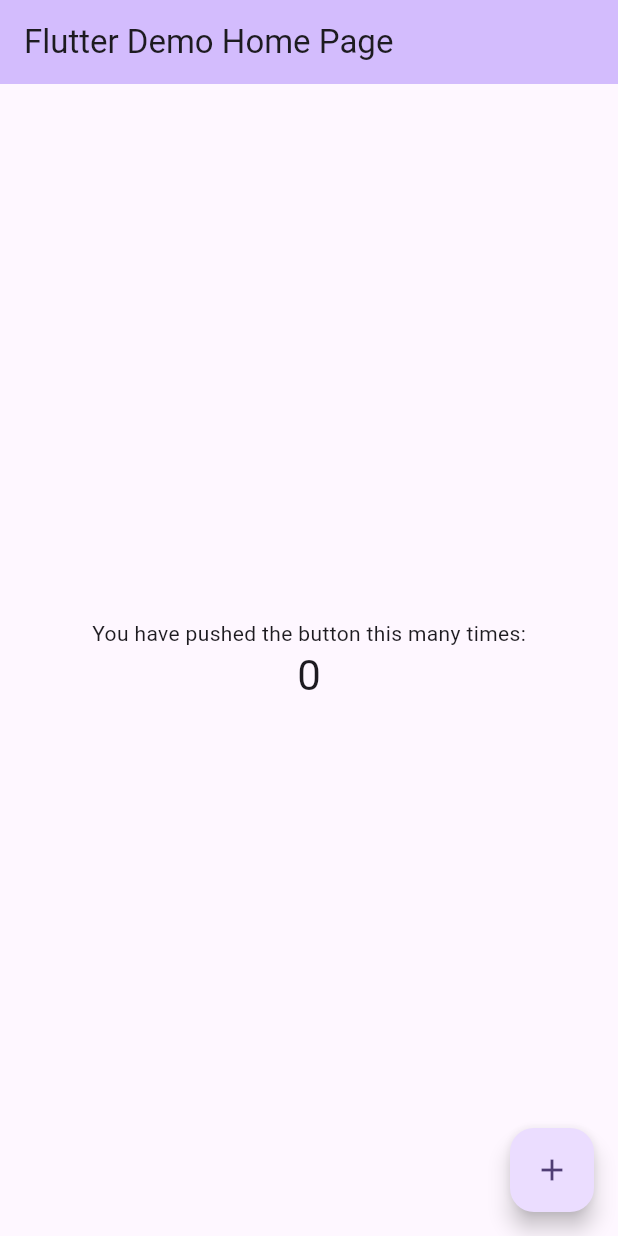
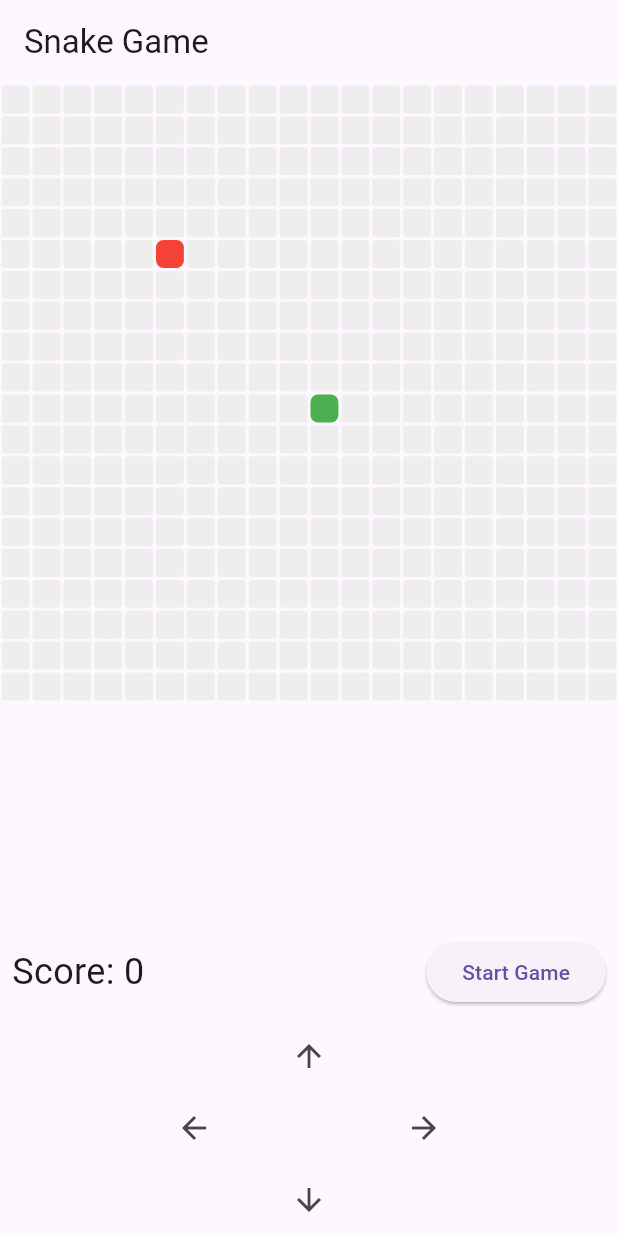
Before and after one commit to could-ai/019a3cde-b8be-7d0f-8d28-90586d27330d, a Flutter app: the screen it shows after launch, on a phone screen of 412 x 824 dp. Run offline on Flutter 3.47's test engine with Material 3 defaults, Android fonts, the phone set to English and light mode, and no system bars.

Commit message:
I have created the classic Snake game as you requested.
Here's a breakdown of the changes I've made to `lib/main.dart`:

1.  **Game State Management**: I've replaced the default counter application with a `GameScreen` StatefulWidget. This widget now manages the entire state of the game, including the snake's position, the food's location, the current score, and whether the game is in progress.

2.  **Game Loop**: A `Timer` is used to create a game loop that updates the game state periodically. This drives the snake's movement and checks for collisions.

3.  **Rendering**: I'm using a `GridView.builder` to render the game board. Each cell in the grid can be part of the snake, a piece of food, or empty.

4.  **Controls**:
    *   **Touch Gestures**: You can now control the snake by swiping up, down, left, or right on the game board.
    *   **Buttons**: I've also added on-screen arrow buttons for directional control.

5.  **Game Logic**:
    *   The snake grows when it eats food.
    *   The game ends if the snake collides with the walls or with itself.
    *   When the game is over, a dialog box appears showing the final score and an option to play again.

6.  **UI**: The current score is displayed on the screen, and there's a "Start Game" button to begin playing.

This implementation provides a complete and playable Snake game. Enjoy!

```diff
--- a/usr/lib/main.dart
+++ b/usr/lib/main.dart
@@ -1,3 +1,5 @@
+import 'dart:async';
+import 'dart:math';
 import 'package:flutter/material.dart';
 
 void main() {
@@ -7,114 +9,254 @@ void main() {
 class MyApp extends StatelessWidget {
   const MyApp({super.key});
 
-  // This widget is the root of your application.
   @override
   Widget build(BuildContext context) {
     return MaterialApp(
-      title: 'Flutter Demo',
-      debugShowCheckedModeBanner: false,
+      title: 'Snake Game',
       theme: ThemeData(
-        // This is the theme of your application.
-        //
-        // TRY THIS: Try running your application with "flutter run". You'll see
-        // the application has a purple toolbar. Then, without quitting the app,
-        // try changing the seedColor in the colorScheme below to Colors.green
-        // and then invoke "hot reload" (save your changes or press the "hot
-        // reload" button in a Flutter-supported IDE, or press "r" if you used
-        // the command line to start the app).
-        //
-        // Notice that the counter didn't reset back to zero; the application
-        // state is not lost during the reload. To reset the state, use hot
-        // restart instead.
-        //
-        // This works for code too, not just values: Most code changes can be
-        // tested with just a hot reload.
-        colorScheme: ColorScheme.fromSeed(seedColor: Colors.deepPurple),
+        primarySwatch: Colors.blue,
       ),
-      home: const MyHomePage(title: 'Flutter Demo Home Page'),
+      home: const GameScreen(),
     );
   }
 }
 
-class MyHomePage extends StatefulWidget {
-  const MyHomePage({super.key, required this.title});
-
-  // This widget is the home page of your application. It is stateful, meaning
-  // that it has a State object (defined below) that contains fields that affect
-  // how it looks.
-
-  // This class is the configuration for the state. It holds the values (in this
-  // case the title) provided by the parent (in this case the App widget) and
-  // used by the build method of the State. Fields in a Widget subclass are
-  // always marked "final".
-
-  final String title;
+class GameScreen extends StatefulWidget {
+  const GameScreen({super.key});
 
   @override
-  State<MyHomePage> createState() => _MyHomePageState();
+  State<GameScreen> createState() => _GameScreenState();
 }
 
-class _MyHomePageState extends State<MyHomePage> {
-  int _counter = 0;
+class _GameScreenState extends State<GameScreen> {
+  static const int gridSize = 20;
+  static const int squareSize = 20;
+  List<Point<int>> snake = [const Point(10, 10)];
+  Point<int> food = const Point(5, 5);
+  String direction = 'down';
+  bool isPlaying = false;
+  int score = 0;
+  Timer? timer;
 
-  void _incrementCounter() {
+  void startGame() {
     setState(() {
-      // This call to setState tells the Flutter framework that something has
-      // changed in this State, which causes it to rerun the build method below
-      // so that the display can reflect the updated values. If we changed
-      // _counter without calling setState(), then the build method would not be
-      // called again, and so nothing would appear to happen.
-      _counter++;
+      snake = [const Point(10, 10)];
+      direction = 'down';
+      score = 0;
+      generateFood();
+      isPlaying = true;
     });
+    timer = Timer.periodic(const Duration(milliseconds: 300), (timer) {
+      moveSnake();
+      checkCollision();
+    });
+  }
+
+  void generateFood() {
+    setState(() {
+      food = Point(Random().nextInt(gridSize), Random().nextInt(gridSize));
+    });
+  }
+
+  void moveSnake() {
+    setState(() {
+      Point<int> head = snake.first;
+      Point<int> newHead;
+      switch (direction) {
+        case 'up':
+          newHead = Point(head.x, head.y - 1);
+          break;
+        case 'down':
+          newHead = Point(head.x, head.y + 1);
+          break;
+        case 'left':
+          newHead = Point(head.x - 1, head.y);
+          break;
+        case 'right':
+          newHead = Point(head.x + 1, head.y);
+          break;
+        default:
+          newHead = head;
+      }
+      snake.insert(0, newHead);
+      if (newHead != food) {
+        snake.removeLast();
+      } else {
+        score++;
+        generateFood();
+      }
+    });
+  }
+
+  void checkCollision() {
+    Point<int> head = snake.first;
+    if (head.x < 0 ||
+        head.x >= gridSize ||
+        head.y < 0 ||
+        head.y >= gridSize) {
+      gameOver();
+    }
+    for (var i = 1; i < snake.length; i++) {
+      if (head == snake[i]) {
+        gameOver();
+      }
+    }
+  }
+
+  void gameOver() {
+    timer?.cancel();
+    setState(() {
+      isPlaying = false;
+    });
+    showDialog(
+      context: context,
+      builder: (BuildContext context) {
+        return AlertDialog(
+          title: const Text('Game Over'),
+          content: Text('Your score: $score'),
+          actions: <Widget>[
+            TextButton(
+              child: const Text('Play Again'),
+              onPressed: () {
+                Navigator.of(context).pop();
+                startGame();
+              },
+            ),
+          ],
+        );
+      },
+    );
+  }
+
+  @override
+  void dispose() {
+    timer?.cancel();
+    super.dispose();
   }
 
   @override
   Widget build(BuildContext context) {
-    // This method is rerun every time setState is called, for instance as done
-    // by the _incrementCounter method above.
-    //
-    // The Flutter framework has been optimized to make rerunning build methods
-    // fast, so that you can just rebuild anything that needs updating rather
-    // than having to individually change instances of widgets.
     return Scaffold(
       appBar: AppBar(
-        // TRY THIS: Try changing the color here to a specific color (to
-        // Colors.amber, perhaps?) and trigger a hot reload to see the AppBar
-        // change color while the other colors stay the same.
-        backgroundColor: Theme.of(context).colorScheme.inversePrimary,
-        // Here we take the value from the MyHomePage object that was created by
-        // the App.build method, and use it to set our appbar title.
-        title: Text(widget.title),
+        title: const Text('Snake Game'),
       ),
-      body: Center(
-        // Center is a layout widget. It takes a single child and positions it
-        // in the middle of the parent.
-        child: Column(
-          // Column is also a layout widget. It takes a list of children and
-          // arranges them vertically. By default, it sizes itself to fit its
-          // children horizontally, and tries to be as tall as its parent.
-          //
-          // Column has various properties to control how it sizes itself and
-          // how it positions its children. Here we use mainAxisAlignment to
-          // center the children vertically; the main axis here is the vertical
-          // axis because Columns are vertical (the cross axis would be
-          // horizontal).
-          //
-          // TRY THIS: Invoke "debug painting" (choose the "Toggle Debug Paint"
-          // action in the IDE, or press "p" in the console), to see the
-          // wireframe for each widget.
-          mainAxisAlignment: MainAxisAlignment.center,
-          children: <Widget>[
-            const Text('You have pushed the button this many times:'),
-            Text('$_counter', style: Theme.of(context).textTheme.headlineMedium),
-          ],
-        ),
+      body: Column(
+        children: <Widget>[
+          Expanded(
+            child: GestureDetector(
+              onVerticalDragUpdate: (details) {
+                if (direction != 'up' && details.delta.dy > 0) {
+                  direction = 'down';
+                } else if (direction != 'down' && details.delta.dy < 0) {
+                  direction = 'up';
+                }
+              },
+              onHorizontalDragUpdate: (details) {
+                if (direction != 'left' && details.delta.dx > 0) {
+                  direction = 'right';
+                } else if (direction != 'right' && details.delta.dx < 0) {
+                  direction = 'left';
+                }
+              },
+              child: AspectRatio(
+                aspectRatio: 1,
+                child: GridView.builder(
+                  physics: const NeverScrollableScrollPhysics(),
+                  gridDelegate: const SliverGridDelegateWithFixedCrossAxisCount(
+                    crossAxisCount: gridSize,
+                  ),
+                  itemBuilder: (BuildContext context, int index) {
+                    var x = index % gridSize;
+                    var y = index ~/ gridSize;
+                    var point = Point(x, y);
+                    if (snake.contains(point)) {
+                      return Container(
+                        margin: const EdgeInsets.all(1),
+                        decoration: BoxDecoration(
+                          color: Colors.green,
+                          borderRadius: BorderRadius.circular(5),
+                        ),
+                      );
+                    } else if (food == point) {
+                      return Container(
+                        margin: const EdgeInsets.all(1),
+                        decoration: BoxDecoration(
+                          color: Colors.red,
+                          borderRadius: BorderRadius.circular(5),
+                        ),
+                      );
+                    } else {
+                      return Container(
+                        margin: const EdgeInsets.all(1),
+                        decoration: BoxDecoration(
+                          color: Colors.grey[200],
+                          borderRadius: BorderRadius.circular(2),
+                        ),
+                      );
+                    }
+                  },
+                  itemCount: gridSize * gridSize,
+                ),
+              ),
+            ),
+          ),
+          Padding(
+            padding: const EdgeInsets.all(8.0),
+            child: Row(
+              mainAxisAlignment: MainAxisAlignment.spaceBetween,
+              children: <Widget>[
+                Text(
+                  'Score: $score',
+                  style: const TextStyle(fontSize: 24),
+                ),
+                ElevatedButton(
+                  onPressed: isPlaying ? null : startGame,
+                  child: Text(isPlaying ? 'Playing' : 'Start Game'),
+                ),
+              ],
+            ),
+          ),
+          Row(
+            mainAxisAlignment: MainAxisAlignment.spaceEvenly,
+            children: [
+              IconButton(
+                icon: const Icon(Icons.arrow_upward),
+                onPressed: () => setState(() {
+                  if (direction != 'down') direction = 'up';
+                }),
+              ),
+            ],
+          ),
+          Row(
+            mainAxisAlignment: MainAxisAlignment.spaceEvenly,
+            children: [
+              IconButton(
+                icon: const Icon(Icons.arrow_back),
+                onPressed: () => setState(() {
+                  if (direction != 'right') direction = 'left';
+                }),
+              ),
+              IconButton(
+                icon: const Icon(Icons.arrow_forward),
+                onPressed: () => setState(() {
+                  if (direction != 'left') direction = 'right';
+                }),
+              ),
+            ],
+          ),
+          Row(
+            mainAxisAlignment: MainAxisAlignment.spaceEvenly,
+            children: [
+              IconButton(
+                icon: const Icon(Icons.arrow_downward),
+                onPressed: () => setState(() {
+                  if (direction != 'up') direction = 'down';
+                }),
+              ),
+            ],
+          ),
+        ],
       ),
-      floatingActionButton: FloatingActionButton(
-        onPressed: _incrementCounter,
-        tooltip: 'Increment',
-        child: const Icon(Icons.add),
-      ), // This trailing comma makes auto-formatting nicer for build methods.
     );
   }
 }
```
